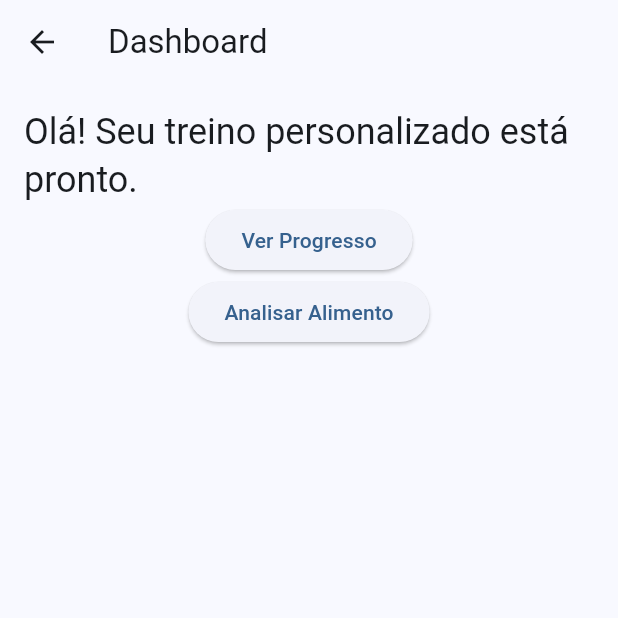
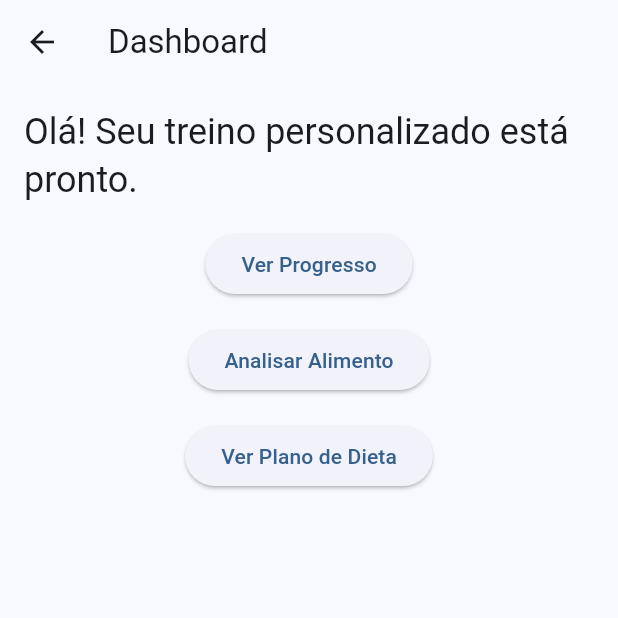
Before and after one commit to could-ai/019a4bf4-b204-77f1-9281-1789b7dc6334, a Flutter app: the DashboardScreen screen opened by its route, on a phone screen of 412 x 824 dp, the top half of it. Run offline on Flutter 3.47's test engine with Material 3 defaults, Android fonts, the phone set to English and light mode, and no system bars; our stand-ins replace camera, fl_chart, image_picker, shared_preferences; missing offline and left inert: google_ml_kit; accounts and stored records are empty.

Commit message:
Adicionados novos modelos Meal e DietDayPlan ao final do arquivo para estruturar o plano de dieta semanal. Meal representa cada refeição com nome, itens e calorias, e DietDayPlan organiza as refeições por dia da semana, com serialização JSON completa para futura persistência.; Atualizei UserProvider: adicionei a propriedade _dietPlan e o getter dietPlan para armazenar o plano de dieta semanal. No método setUser, chamo _generateDiet() logo após a geração do treino para inicializar as refeições. Implementei _generateDiet() que cria DietDayPlan para cada dia da semana com quatro refeições (café, almoço, lanche e jantar) e quantidades simuladas de calorias. Isso centraliza a lógica de dieta juntamente com os treinos.; Atualizei DashboardScreen: importe DietScreen, adicionei botão "Ver Plano de Dieta" que navega para a rota '/diet'. Ampliei o BottomNavigationBar para cinco itens (Dashboard, Treinos, Progresso, Nutrição, Dieta) e incluí lógica de navegação para o índice 4 apontando para a DietScreen. Isso integra o plano de dieta diretamente na navegação principal.; Adicionei import de DietScreen e registrei a rota '/diet' no MaterialApp. Isso garante que a navegação para o plano de dieta funcione a partir do Dashboard e do BottomNavigationBar.; Criei nova tela DietScreen: um ListView de ExpansionTiles para cada dia da semana, exibindo o nome do dia e as refeições planejadas (nome da refeição, calorias e itens). Integração com UserProvider.dietPlan para exibir o plano de dieta gerado.

```diff
--- a/usr/lib/main.dart
+++ b/usr/lib/main.dart
@@ -4,10 +4,10 @@ import 'providers/user_provider.dart';
 import 'screens/onboarding_screen.dart';
 import 'screens/dashboard_screen.dart';
 import 'screens/food_analysis_screen.dart';
+import 'screens/diet_screen.dart'; // Import para a nova tela de dieta
 
 void main() async {
   WidgetsFlutterBinding.ensureInitialized();
-  // TODO: Inicializar Supabase quando conectado
   runApp(const FitnessApp());
 }
 
@@ -26,14 +26,14 @@ class FitnessApp extends StatelessWidget {
         theme: ThemeData(
           colorScheme: ColorScheme.fromSeed(seedColor: Colors.blue),
           primarySwatch: Colors.blue,
-          fontFamily: 'Roboto',  // Suporte a português
+          fontFamily: 'Roboto',
         ),
         home: const InitialScreen(),
         routes: {
           '/onboarding': (context) => const OnboardingScreen(),
           '/dashboard': (context) => const DashboardScreen(),
           '/food_analysis': (context) => const FoodAnalysisScreen(),
-          // TODO: Adicionar rotas para treinos e progresso quando implementadas
+          '/diet': (context) => const DietScreen(), // Rota para o plano de dieta
         },
       ),
     );
@@ -46,7 +46,6 @@ class InitialScreen extends StatelessWidget {
   @override
   Widget build(BuildContext context) {
     final userProvider = Provider.of<UserProvider>(context);
-    // Verificar se usuário já completou onboarding
     if (!userProvider.isOnboardingComplete) {
       return const OnboardingScreen();
     }
--- a/usr/lib/models/models.dart
+++ b/usr/lib/models/models.dart
@@ -95,7 +95,9 @@ class Workout {
   factory Workout.fromJson(Map<String, dynamic> json) => Workout(
         id: json['id'],
         name: json['name'],
-    exercises: (json['exercises'] as List).map((e) => Exercise.fromJson(e)).toList(),
+        exercises: (json['exercises'] as List)
+            .map((e) => Exercise.fromJson(e))
+            .toList(),
       );
 }
 
@@ -118,3 +120,43 @@ class FoodItem {
         date: DateTime.parse(json['date']),
       );
 }
+
+// NOVOS MODELOS PARA FUNÇÃO DE DIETA
+class Meal {
+  String name; // Nome da refeição, ex: "Café da manhã"
+  List<String> items; // Itens incluídos na refeição
+  double calories; // Calorias totais estimadas
+
+  Meal({required this.name, required this.items, required this.calories});
+
+  Map<String, dynamic> toJson() => {
+        'name': name,
+        'items': items,
+        'calories': calories,
+      };
+
+  factory Meal.fromJson(Map<String, dynamic> json) => Meal(
+        name: json['name'],
+        items: List<String>.from(json['items'] ?? []),
+        calories: json['calories'],
+      );
+}
+
+class DietDayPlan {
+  String day; // Dia da semana
+  List<Meal> meals; // Lista de refeições planejadas para o dia
+
+  DietDayPlan({required this.day, required this.meals});
+
+  Map<String, dynamic> toJson() => {
+        'day': day,
+        'meals': meals.map((m) => m.toJson()).toList(),
+      };
+
+  factory DietDayPlan.fromJson(Map<String, dynamic> json) => DietDayPlan(
+        day: json['day'],
+        meals: (json['meals'] as List)
+            .map((m) => Meal.fromJson(m))
+            .toList(),
+      );
+}
--- a/usr/lib/screens/dashboard_screen.dart
+++ b/usr/lib/screens/dashboard_screen.dart
@@ -4,6 +4,7 @@ import '../providers/user_provider.dart';
 import 'workout_screen.dart';
 import 'progress_screen.dart';
 import 'food_analysis_screen.dart';
+import 'diet_screen.dart'; // Import para a tela de dieta
 
 class DashboardScreen extends StatelessWidget {
   const DashboardScreen({super.key});
@@ -33,6 +34,7 @@ class DashboardScreen extends StatelessWidget {
                 ),
               ),
             ],
+            const SizedBox(height: 16),
             ElevatedButton(
               onPressed: () => Navigator.push(
                 context,
@@ -40,6 +42,7 @@ class DashboardScreen extends StatelessWidget {
               ),
               child: const Text('Ver Progresso'),
             ),
+            const SizedBox(height: 16),
             ElevatedButton(
               onPressed: () => Navigator.push(
                 context,
@@ -47,7 +50,11 @@ class DashboardScreen extends StatelessWidget {
               ),
               child: const Text('Analisar Alimento'),
             ),
-            // TODO: Adicionar seção para wearables e monetização
+            const SizedBox(height: 16),
+            ElevatedButton(
+              onPressed: () => Navigator.pushNamed(context, '/diet'),
+              child: const Text('Ver Plano de Dieta'),
+            ),
           ],
         ),
       ),
@@ -57,11 +64,19 @@ class DashboardScreen extends StatelessWidget {
           BottomNavigationBarItem(icon: Icon(Icons.fitness_center), label: 'Treinos'),
           BottomNavigationBarItem(icon: Icon(Icons.analytics), label: 'Progresso'),
           BottomNavigationBarItem(icon: Icon(Icons.restaurant), label: 'Nutrição'),
+          BottomNavigationBarItem(icon: Icon(Icons.restaurant_menu), label: 'Dieta'),
         ],
         onTap: (index) {
-          if (index == 1) Navigator.pushNamed(context, '/workout');
+          if (index == 0) return; // já está na dashboard
+          if (index == 1 && userProvider.currentWorkout != null) {
+            Navigator.push(
+              context,
+              MaterialPageRoute(builder: (_) => WorkoutScreen(workout: userProvider.currentWorkout!)),
+            );
+          }
           if (index == 2) Navigator.pushNamed(context, '/progress');
           if (index == 3) Navigator.pushNamed(context, '/food_analysis');
+          if (index == 4) Navigator.pushNamed(context, '/diet');
         },
       ),
     );
```
Also changed, not shown: usr/lib/providers/user_provider.dart (+44 -16 lines), usr/lib/screens/diet_screen.dart (added, +35 -0 lines). Lines whose indentation alone changed are shown as unchanged.
